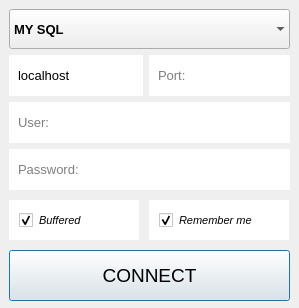
fer-moreira/MYQT, file MYQT_Application/assets/UI/Layout/ConnectorWindow.ui: the form before one commit.
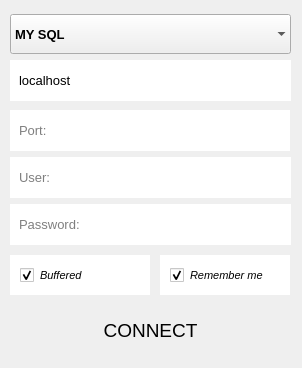
The form after the commit.

Diff of the .ui file:
```diff
--- a/MYQT_Application/assets/UI/Layout/ConnectorWindow.ui
+++ b/MYQT_Application/assets/UI/Layout/ConnectorWindow.ui
@@ -9,14 +9,20 @@
    <rect>
     <x>0</x>
     <y>0</y>
-    <width>299</width>
-    <height>308</height>
+    <width>302</width>
+    <height>368</height>
    </rect>
   </property>
+  <property name="minimumSize">
+   <size>
+    <width>302</width>
+    <height>368</height>
+   </size>
+  </property>
   <property name="maximumSize">
    <size>
-    <width>299</width>
-    <height>308</height>
+    <width>302</width>
+    <height>368</height>
    </size>
   </property>
   <property name="font">
@@ -53,8 +59,8 @@
    <widget class="QComboBox" name="comboBox">
     <property name="geometry">
      <rect>
-      <x>9</x>
-      <y>9</y>
+      <x>10</x>
+      <y>14</y>
       <width>281</width>
       <height>40</height>
      </rect>
@@ -88,9 +94,6 @@
     <property name="autoFillBackground">
      <bool>false</bool>
     </property>
-    <property name="styleSheet">
-     <string notr="true"/>
-    </property>
     <property name="editable">
      <bool>false</bool>
     </property>
@@ -128,15 +131,15 @@
     </property>
     <property name="geometry">
      <rect>
-      <x>149</x>
-      <y>200</y>
-      <width>140</width>
+      <x>160</x>
+      <y>255</y>
+      <width>130</width>
       <height>40</height>
      </rect>
     </property>
-    <property name="minimumSize">
+    <property name="maximumSize">
      <size>
-      <width>140</width>
+      <width>130</width>
       <height>40</height>
      </size>
     </property>
@@ -189,8 +192,8 @@
    <widget class="QLineEdit" name="pass_in">
     <property name="geometry">
      <rect>
-      <x>9</x>
-      <y>149</y>
+      <x>10</x>
+      <y>204</y>
       <width>281</width>
       <height>41</height>
      </rect>
@@ -237,8 +240,8 @@
    <widget class="QPushButton" name="connect">
     <property name="geometry">
      <rect>
-      <x>9</x>
-      <y>250</y>
+      <x>10</x>
+      <y>305</y>
       <width>281</width>
       <height>51</height>
      </rect>
@@ -261,21 +264,27 @@
       <pointsize>14</pointsize>
      </font>
     </property>
+    <property name="styleSheet">
+     <string notr="true"/>
+    </property>
     <property name="text">
      <string>CONNECT</string>
     </property>
+    <property name="autoDefault">
+     <bool>true</bool>
+    </property>
     <property name="default">
-     <bool>true</bool>
+     <bool>false</bool>
     </property>
     <property name="flat">
-     <bool>false</bool>
+     <bool>true</bool>
     </property>
    </widget>
    <widget class="QLineEdit" name="user_in">
     <property name="geometry">
      <rect>
-      <x>9</x>
-      <y>102</y>
+      <x>10</x>
+      <y>157</y>
       <width>281</width>
       <height>41</height>
      </rect>
@@ -319,15 +328,15 @@
     </property>
     <property name="geometry">
      <rect>
-      <x>9</x>
-      <y>200</y>
-      <width>130</width>
+      <x>10</x>
+      <y>255</y>
+      <width>140</width>
       <height>40</height>
      </rect>
     </property>
-    <property name="minimumSize">
+    <property name="maximumSize">
      <size>
-      <width>130</width>
+      <width>140</width>
       <height>40</height>
      </size>
     </property>
@@ -383,9 +392,9 @@
    <widget class="QLineEdit" name="host_in">
     <property name="geometry">
      <rect>
-      <x>9</x>
-      <y>55</y>
-      <width>134</width>
+      <x>10</x>
+      <y>60</y>
+      <width>281</width>
       <height>41</height>
      </rect>
     </property>
@@ -428,9 +437,9 @@
    <widget class="QLineEdit" name="port_in">
     <property name="geometry">
      <rect>
-      <x>149</x>
-      <y>55</y>
-      <width>141</width>
+      <x>10</x>
+      <y>110</y>
+      <width>280</width>
       <height>41</height>
      </rect>
     </property>
```
Left out of the diff: 7 changed lines with no effect on the pictures.
